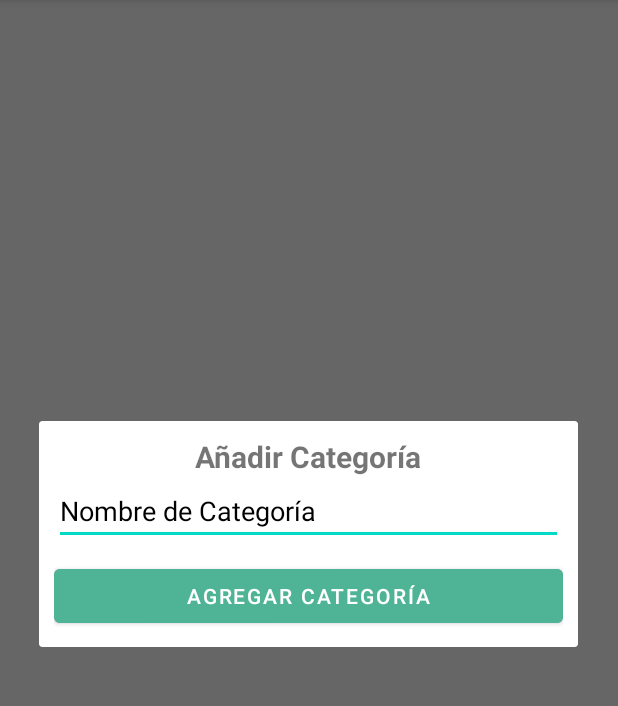
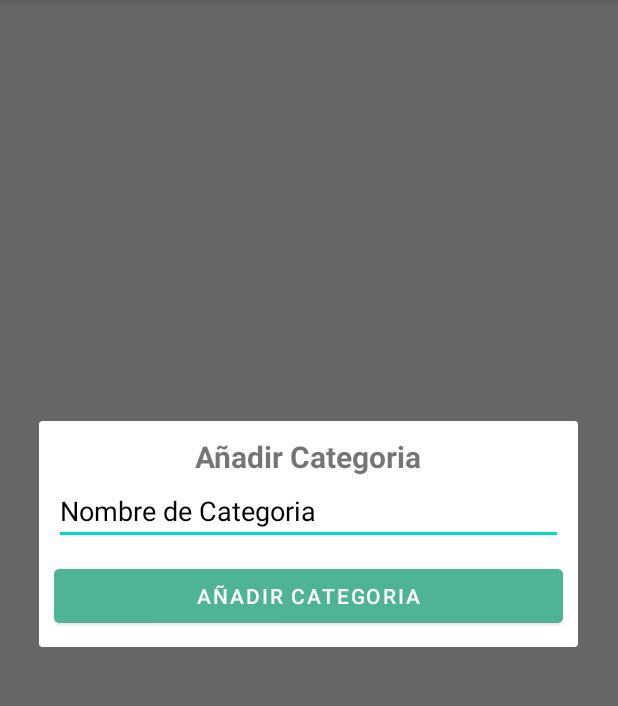
Before and after one commit to DMoya07/ProyectoDSM2022, an Android app: the CrudCategoria screen opened directly, with no data from a screen before it, after a tap on "Agregar", on a phone screen of 412 x 824 dp, the part 84-790 px from its top. Run offline under Robolectric (Android 15) with nearby library versions, the phone set to English and light mode, and no system bars; our stand-ins replace Firebase (no records; nobody signed in at launch, a user with empty details on screens opened directly).

Commit message:
Anade Archivo String en-US
Colocando string parameterizados para ambos idiomas en todas las vistas.

```diff
--- a/app/src/main/res/layout/activity_crud_categoria.xml
+++ b/app/src/main/res/layout/activity_crud_categoria.xml
@@ -18,7 +18,7 @@
 
         <EditText
             android:id="@+id/inputNombreCategoria"
-            android:hint="Categoría de Producto"
+            android:hint="@string/CategoriaLbl"
             android:textColor="@color/black"
             android:textColorHint="@color/black"
             android:paddingTop="10dp"
@@ -27,7 +27,7 @@
 
         <Button
             android:id="@+id/BtnVerProductos"
-            android:text="Ver Productos"
+            android:text="@string/VerProductoLbl"
             android:backgroundTint="#4fb496"
             android:textAllCaps="false"
             android:layout_width="match_parent"
@@ -36,7 +36,7 @@
 
         <Button
             android:id="@+id/BtnCancelar"
-            android:text="Cancelar"
+            android:text="@string/CancelarLbl"
             android:textColor="@color/black"
             android:backgroundTint="#dcdcdc"
             android:textAllCaps="false"
--- a/app/src/main/res/layout/insertar_categoria.xml
+++ b/app/src/main/res/layout/insertar_categoria.xml
@@ -15,14 +15,14 @@
     <TextView
         android:layout_width="match_parent"
         android:layout_height="wrap_content"
-        android:text="Añadir Categoría"
+        android:text="@string/AnadirLbl"
         android:textSize="20sp"
         android:gravity="center"
         android:textStyle="bold"/>
 
     <EditText
         android:id="@+id/inputNombreCategoria"
-        android:hint="Nombre de Categoría"
+        android:hint="@string/NombreCatLbl"
         android:paddingTop="10dp"
         android:textColorHint="@color/black"
         android:textColor="@color/black"
@@ -32,7 +32,7 @@
     <Button
         android:id="@+id/BtnInsertar"
         android:layout_marginTop="10dp"
-        android:text="Agregar Categoría"
+        android:text="@string/AnadirLbl"
         android:backgroundTint="#4fb496"
         android:layout_width="match_parent"
         android:layout_height="wrap_content"/>
--- a/app/src/main/res/values/strings.xml
+++ b/app/src/main/res/values/strings.xml
@@ -1,4 +1,18 @@
 <resources>
     <string name="app_name">HouseHold</string>
     <string name="web_client_id">367730338682-b1fjjfvqcdcbf72ahdhan492ppp3h79s.apps.googleusercontent.com</string>
+    <string name="loginTxt">Iniciar Sesión</string>
+    <string name="CorreoLabel">Correo Electrónico</string>
+    <string name="ContrasenaLabel">Contraseña</string>
+    <string name="LoginLabelBtn">INICIAR SESION</string>
+    <string name="RegistrarLbl">No tienes cuenta en House Hold?, ¡Regístrate!</string>
+    <string name="CategoriaLbl">Categoria de Producto</string>
+    <string name="VerProductoLbl">Ver Productos</string>
+    <string name="CancelarLbl">Cancelar</string>
+    <string name="CrearCuentaLbl">Crear Nueva Cuenta</string>
+    <string name="NombreLbl">Nombre Completo</string>
+    <string name="YaTienesCuentaLbl">Ya tienes cuenta? Inicia Sesión</string>
+    <string name="RegistrarShortLbl">Registrate</string>
+    <string name="AnadirLbl">Añadir Categoria</string>
+    <string name="NombreCatLbl">Nombre de Categoria</string>
 </resources>
```
Also changed, not shown: app/src/main/res/layout/activity_login.xml (+5 -5 lines), app/src/main/res/layout/activity_register.xml (+6 -6 lines), 1 other file.
